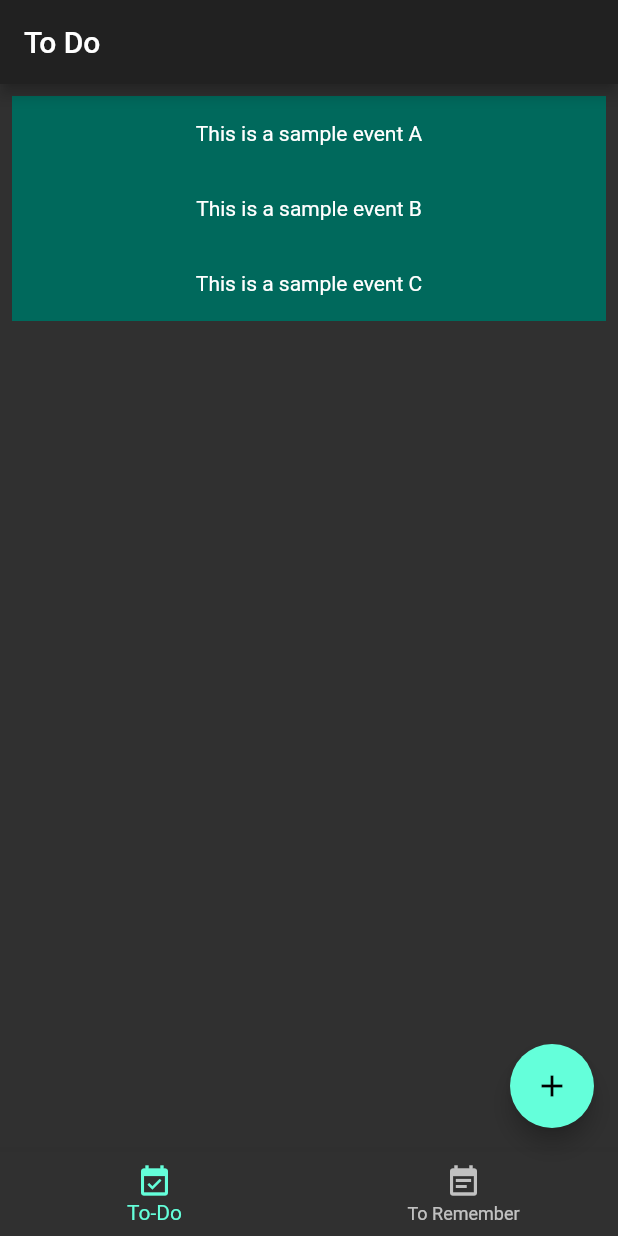
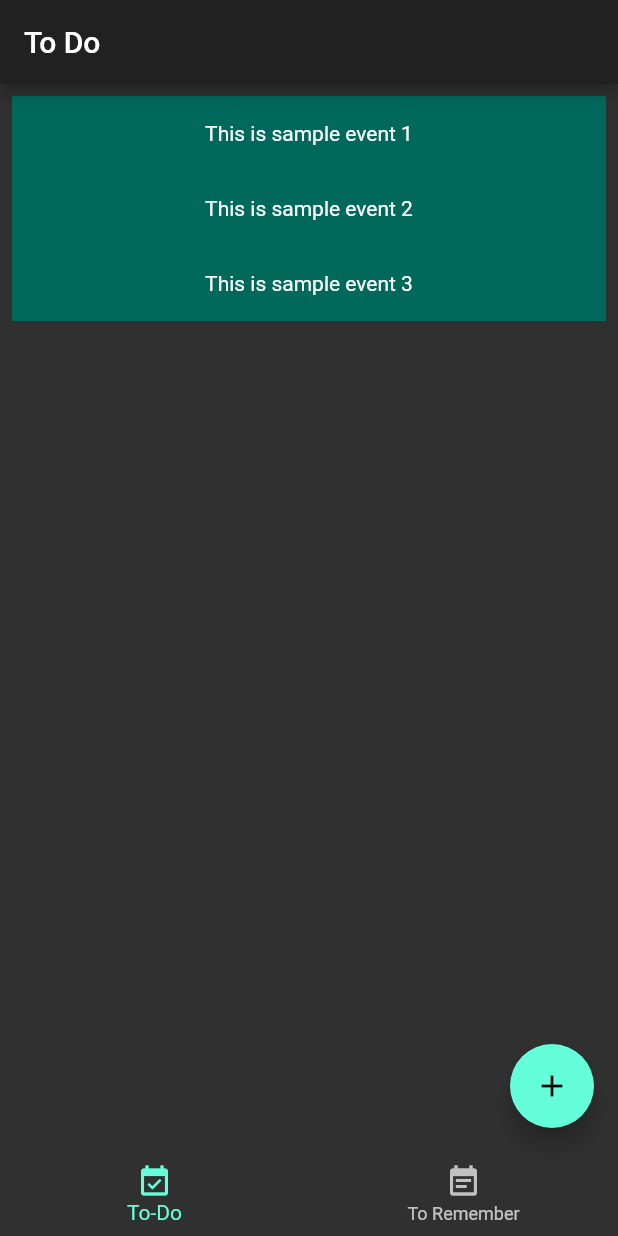
Before and after one commit to Debmalya99/todo_app_flutter, a Flutter app: the screen it shows after launch, on a phone screen of 412 x 824 dp. Run offline on Flutter 3.47's test engine with Material 2 defaults, Android fonts, the phone set to English and light mode, and no system bars.

Commit message:
Added _listItem function

```diff
--- a/lib/main.dart
+++ b/lib/main.dart
@@ -30,21 +30,9 @@ class _TodoApp extends State<TodoApp> {
       body: ListView(
         padding: const EdgeInsets.all(8.0),
         children: <Widget>[
-          Container(
-            height: 50,
-            color: Colors.teal[800],
-            child: const Center(child: Text("This is a sample event A")),
-          ),
-          Container(
-            height: 50,
-            color: Colors.teal[800],
-            child: const Center(child: Text("This is a sample event B")),
-          ),
-          Container(
-            height: 50,
-            color: Colors.teal[800],
-            child: const Center(child: Text("This is a sample event C")),
-          )
+          _listItem("This is sample event 1"),
+          _listItem("This is sample event 2"),
+          _listItem("This is sample event 3"),
         ],
       ),
       bottomNavigationBar: BottomNavigationBar(
@@ -62,4 +50,11 @@ class _TodoApp extends State<TodoApp> {
       ),
     );
   }
+  Widget _listItem(String text){
+    return Container(
+      height : 50,
+      color : Colors.teal[800],
+      child : Center(child : Text(text)),
+    );
+  }
 }
```
